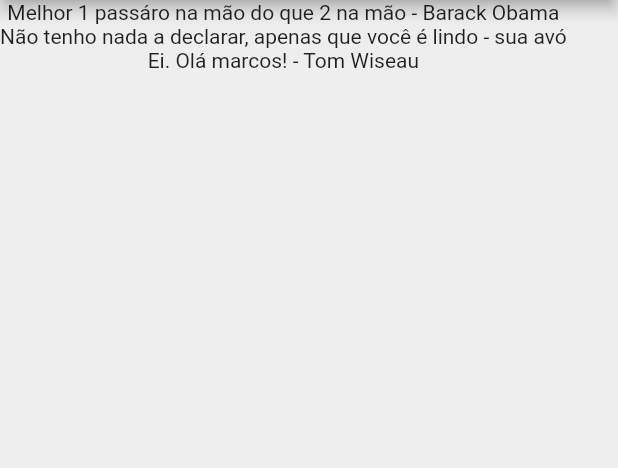
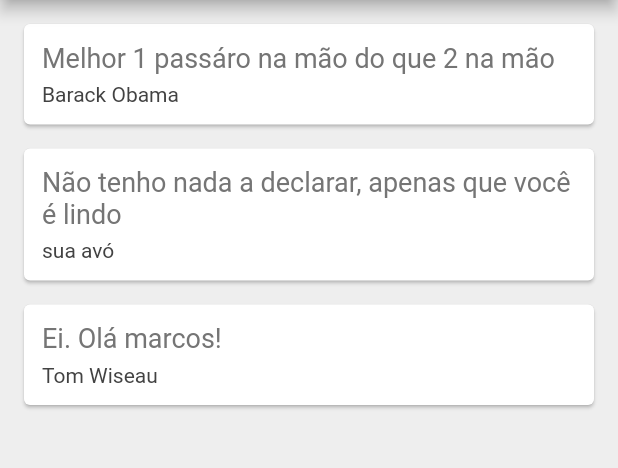
Before and after one commit to rubensoleao/flutter_quotes, a Flutter app: the screen it shows after launch, on a phone screen of 412 x 824 dp, the part 84-552 px from its top. Run offline on Flutter 3.47's test engine with Material 2 defaults, Android fonts, the phone set to English and light mode, and no system bars.

Commit message:
Created a quote widget that wraps the quotes in cards

```diff
--- a/lib/main.dart
+++ b/lib/main.dart
@@ -19,6 +19,34 @@ class _QuoteListState extends State<QuoteList> {
     Quote(text: "Ei. Olá marcos!", author:"Tom Wiseau"),
   ];
 
+  Widget quoteTemplate(quote) {
+    return Card(
+      margin: EdgeInsets.fromLTRB(16.0, 16.0, 16.0, 0.0),
+      child: Padding(
+        padding: const EdgeInsets.all(12.0),
+        child: Column(
+          crossAxisAlignment: CrossAxisAlignment.stretch,
+          children: <Widget>[
+            Text(
+              quote.text,
+              style: TextStyle (
+                fontSize:18.0,
+                color: Colors.grey[600],
+              )
+            ),
+            SizedBox(height: 6.0,),
+            Text(
+              quote.author,
+              style: TextStyle(
+                fontSize: 14.0,
+                color: Colors.grey[800],
+              ),
+            )
+          ],),
+      ),
+    );
+  }
+
   @override
   Widget build(BuildContext context) {
     return Scaffold(
@@ -29,7 +57,7 @@ class _QuoteListState extends State<QuoteList> {
         backgroundColor: Colors.redAccent,
       ),
       body: Column(
-        children: quotes.map((quote) => Text('${quote.text} - ${quote.author}')).toList(),
+        children: quotes.map((quote) => quoteTemplate(quote)).toList(),
       )
     );
   }
```
